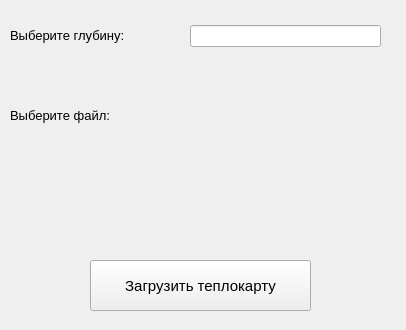
Qt form main_window.ui (Exort322/Gazprom-heat-map) before a commit.
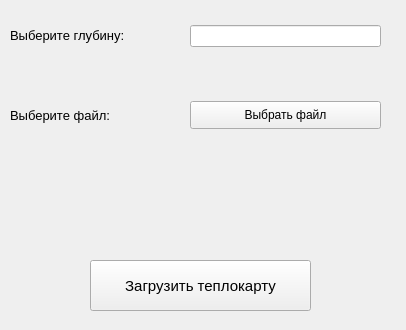
The same form after that commit.

```diff
--- a/main_window.ui
+++ b/main_window.ui
@@ -81,6 +81,24 @@
      <string>Загрузить теплокарту</string>
     </property>
    </widget>
+   <widget class="QPushButton" name="file_path_btn">
+    <property name="geometry">
+     <rect>
+      <x>190</x>
+      <y>101</y>
+      <width>191</width>
+      <height>28</height>
+     </rect>
+    </property>
+    <property name="font">
+     <font>
+      <pointsize>9</pointsize>
+     </font>
+    </property>
+    <property name="text">
+     <string>Выбрать файл</string>
+    </property>
+   </widget>
   </widget>
  </widget>
  <resources/>
```
